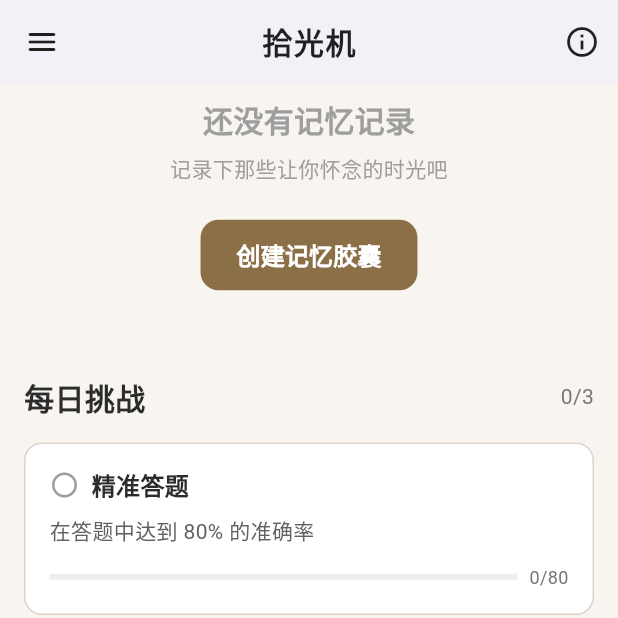
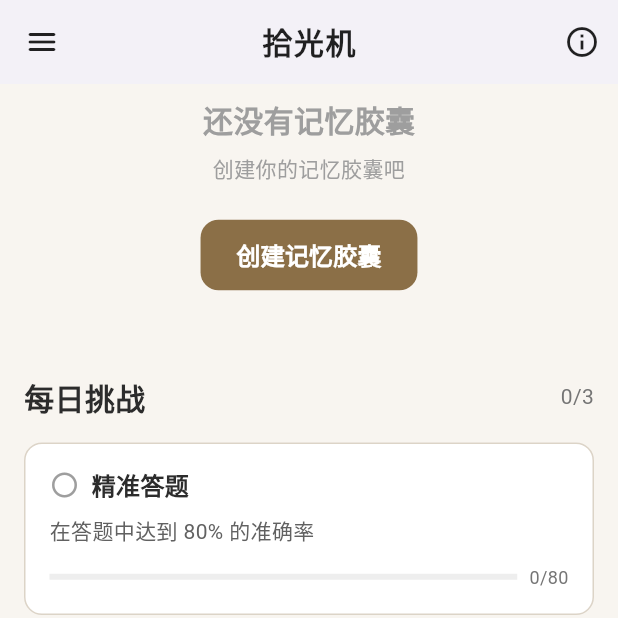
Before and after one commit to Qson8/time_echo, a Flutter app: the EnhancedHomeTab screen opened directly, scrolled down 576 dp, on a phone screen of 412 x 824 dp, the top half of it. Run offline on Flutter 3.47's test engine with Material 3 defaults, Android fonts, the phone set to English and light mode, and no system bars; our stand-ins replace audioplayers, fl_chart, flutter_staggered_animations, qr_flutter, share_plus, shared_preferences and 2 more; accounts and stored records are empty; statements that could not run were skipped.

Commit message:
Feat：回忆修改成记忆胶囊

```diff
--- a/lib/models/memory_record.dart
+++ b/lib/models/memory_record.dart
@@ -1,4 +1,4 @@
-/// 时光回忆数据模型
+/// 记忆胶囊数据模型
 class MemoryRecord {
   final int id;
   final String content;           // 回忆内容
--- a/lib/screens/enhanced_home_screen.dart
+++ b/lib/screens/enhanced_home_screen.dart
@@ -13,10 +13,11 @@
 import 'collection_screen.dart';
 import 'achievement_screen.dart';
 import 'settings_screen.dart';
-import 'memory_capsule_screen.dart';
-import 'memory_capsule_detail_screen.dart';
-import '../services/memory_capsule_service.dart';
-import '../models/memory_capsule.dart';
+import 'memory_screen.dart';
+import 'memory_detail_screen.dart';
+import 'memory_view_screen.dart';
+import '../services/memory_service.dart';
+import '../models/memory_record.dart';
 import 'statistics_screen.dart';
 import 'intelligent_learning_assistant_screen.dart';
 import 'test_record_list_screen.dart';
@@ -330,7 +331,7 @@
                       4,
                       Icons.photo_library_rounded,
                       '记忆胶囊',
-                      '查看记录的记忆',
+                      '查看记录的回忆',
                       onTap: () {
                         Navigator.pop(context);
                         Navigator.push(
@@ -687,17 +688,17 @@
 }
 
 class _EnhancedHomeTabState extends State<EnhancedHomeTab>
-    with TickerProviderStateMixin {
+    with TickerProviderStateMixin, WidgetsBindingObserver {
   late AnimationController _welcomeController;
   late AnimationController _statsController;
   late Animation<double> _welcomeAnimation;
   late Animation<double> _statsAnimation;
-  int _memoryCapsuleRefreshKey = 0; // 用于强制刷新记忆胶囊区域
-  DateTime? _lastMemoryRefreshTime; // 记录最后刷新时间，避免过度刷新
+  int _memoryRefreshKey = 0; // 用于刷新记忆胶囊列表的key
 
   @override
   void initState() {
     super.initState();
+    WidgetsBinding.instance.addObserver(this);
     _welcomeController = AnimationController(
       duration: const Duration(milliseconds: 800),
       vsync: this,
@@ -730,7 +731,26 @@
   }
 
   @override
+  void didChangeAppLifecycleState(AppLifecycleState state) {
+    super.didChangeAppLifecycleState(state);
+    // 当应用从后台返回前台时，刷新记忆胶囊列表
+    if (state == AppLifecycleState.resumed) {
+      _refreshMemories();
+    }
+  }
+
+  /// 刷新记忆胶囊列表
+  void _refreshMemories() {
+    if (mounted) {
+      setState(() {
+        _memoryRefreshKey++;
+      });
+    }
+  }
+
+  @override
   void dispose() {
+    WidgetsBinding.instance.removeObserver(this);
     _welcomeController.dispose();
     _statsController.dispose();
     super.dispose();
@@ -1567,16 +1587,9 @@
 
   /// 构建记忆胶囊区域
   Widget _buildRecentMemoriesSection() {
-    return FutureBuilder<List<MemoryCapsule>>(
-      key: ValueKey<int>(_memoryCapsuleRefreshKey), // 使用key强制刷新
-      future: MemoryCapsuleService().getAllCapsules(forceReload: true).then((capsules) {
-        print('📦 首页加载记忆胶囊: ${capsules.length} 个');
-        // 按创建时间倒序排列
-        final mutableCapsules = List<MemoryCapsule>.from(capsules);
-        mutableCapsules.sort((a, b) => b.createdAt.compareTo(a.createdAt));
-        print('📦 首页记忆胶囊排序后: ${mutableCapsules.length} 个');
-        return mutableCapsules;
-      }),
+    return FutureBuilder<List<MemoryRecord>>(
+      key: ValueKey(_memoryRefreshKey), // 使用key来触发刷新
+      future: MemoryService().getMemoriesSortedByTime(ascending: false),
       builder: (context, snapshot) {
         if (snapshot.connectionState == ConnectionState.waiting) {
           return const SizedBox(
@@ -1622,19 +1635,14 @@
                   GestureDetector(
                     onTap: () async {
                       HapticFeedback.lightImpact();
-                      final result = await Navigator.push(
+                      await Navigator.push(
                         context,
                         MaterialPageRoute(
                           builder: (context) => const MemoryCapsuleScreen(),
                         ),
                       );
-                      // 如果返回true，说明数据有变化，需要刷新
-                      if (result == true && mounted) {
-                        print('🔄 从记忆胶囊页面返回，刷新首页数据...');
-                        setState(() {
-                          _memoryCapsuleRefreshKey++; // 改变key强制刷新FutureBuilder
-                        });
-                      }
+                      // 从记忆胶囊页面返回时刷新列表
+                      _refreshMemories();
                     },
                     child: Row(
                       mainAxisSize: MainAxisSize.min,
@@ -1662,24 +1670,19 @@
 
             if (memories.isEmpty)
               EnhancedUXComponents.buildSmartEmptyState(
-                title: '还没有记忆记录',
-                subtitle: '记录下那些让你怀念的时光吧',
+                title: '还没有记忆胶囊',
+                subtitle: '创建你的记忆胶囊吧',
                 icon: Icons.photo_library_outlined,
                 actionText: '创建记忆胶囊',
                 onAction: () async {
-                  final result = await Navigator.push(
+                  await Navigator.push(
                     context,
                     MaterialPageRoute(
                       builder: (context) => const MemoryCapsuleScreen(),
                     ),
                   );
-                  // 如果返回true，说明创建成功，需要刷新
-                  if (result == true && mounted) {
-                    print('🔄 创建记忆胶囊后返回，刷新首页数据...');
-                    setState(() {
-                      _memoryCapsuleRefreshKey++; // 改变key强制刷新FutureBuilder
-                    });
-                  }
+                  // 从记忆胶囊页面返回时刷新列表
+                  _refreshMemories();
                 },
               )
             else ...[
@@ -1688,19 +1691,14 @@
                 GestureDetector(
                   onTap: () async {
                     HapticFeedback.lightImpact();
-                    final result = await Navigator.push(
+                    await Navigator.push(
                       context,
                       MaterialPageRoute(
                         builder: (context) => const MemoryCapsuleScreen(),
                       ),
                     );
-                    // 如果返回true，说明数据有变化，需要刷新
-                    if (result == true && mounted) {
-                      print('🔄 从记忆胶囊页面返回，刷新首页数据...');
-                      setState(() {
-                        _memoryCapsuleRefreshKey++; // 改变key强制刷新FutureBuilder
-                      });
-                    }
+                    // 从记忆胶囊页面返回时刷新列表
+                    _refreshMemories();
                   },
                   child: Container(
                     margin: const EdgeInsets.only(top: 8),
@@ -1717,7 +1715,7 @@
                       mainAxisAlignment: MainAxisAlignment.center,
                       children: [
                         Text(
-                          '查看更多记忆 (${memories.length}条)',
+                          '查看更多记忆胶囊 (${memories.length}条)',
                           style: TextStyle(
                             fontSize: 14,
                             color: const Color(AppConstants.primaryColor),
@@ -1742,7 +1740,7 @@
   }
 
   /// 构建记忆胶囊卡片
-  Widget _buildMemoryCard(MemoryCapsule capsule) {
+  Widget _buildMemoryCard(MemoryRecord memory) {
     return GestureDetector(
       onTap: () async {
         HapticFeedback.lightImpact();
@@ -2219,7 +2217,7 @@
   void _openMemoryCapsules() async {
     final result = await Navigator.push(
       context,
-      MaterialPageRoute(builder: (context) => const MemoryCapsuleScreen()),
+      MaterialPageRoute(builder: (context) => const MemoryScreen()),
     );
     // 如果返回true，说明数据有变化，需要刷新首页
     if (result == true && mounted) {
--- a/lib/screens/home_screen.dart
+++ b/lib/screens/home_screen.dart
@@ -468,7 +468,7 @@
                 child: _buildQuickStartCard(
                   context,
                   '记忆胶囊',
-                  '记录你的记忆',
+                  '记录你的回忆',
                   Icons.photo_library,
                   () => Navigator.of(context).push(
                     MaterialPageRoute(builder: (context) => const MemoryScreen()),
--- a/lib/screens/memory_screen.dart
+++ b/lib/screens/memory_screen.dart
@@ -7,7 +7,7 @@
 import 'memory_detail_screen.dart';
 import 'memory_view_screen.dart';
 
-/// 时光回忆页面
+/// 记忆胶囊页面
 class MemoryScreen extends StatefulWidget {
   const MemoryScreen({super.key});
 
@@ -83,7 +83,7 @@
   Widget build(BuildContext context) {
     return Scaffold(
       appBar: AppBar(
-        title: const Text('时光回忆'),
+        title: const Text('记忆胶囊'),
         centerTitle: true,
         actions: [
           IconButton(
@@ -159,7 +159,7 @@
             ),
             const SizedBox(height: 24),
             const Text(
-              '时光回忆还是空的',
+              '记忆胶囊还是空的',
               style: TextStyle(
                 fontSize: 20,
                 fontWeight: FontWeight.bold,
--- a/lib/screens/quiz_result_screen.dart
+++ b/lib/screens/quiz_result_screen.dart
@@ -453,8 +453,8 @@
           const SizedBox(height: 12),
           Text(
             hasMemory
-                ? '你已经为这次拾光之旅记录了记忆，可以在记忆胶囊中查看～'
-                : '记录下这段答题带来的记忆吧，让它成为你独特的怀旧档案～',
+                ? '你已经为这次拾光之旅记录了回忆，可以在记忆胶囊中查看～'
+                : '记录下这段答题带来的回忆吧，让它成为你独特的怀旧档案～',
             style: const TextStyle(
               fontSize: 14,
               color: Colors.black87,
@@ -621,7 +621,7 @@
     if (result == true && mounted) {
       ScaffoldMessenger.of(context).showSnackBar(
         const SnackBar(
-          content: Text('记忆已记录到记忆胶囊'),
+          content: Text('回忆已记录到记忆胶囊'),
           backgroundColor: Colors.green,
           duration: Duration(seconds: 2),
         ),
--- a/lib/screens/story_library_screen.dart
+++ b/lib/screens/story_library_screen.dart
@@ -675,7 +675,7 @@
     if (result == true && mounted) {
       ScaffoldMessenger.of(context).showSnackBar(
         const SnackBar(
-          content: Text('记忆已记录到记忆胶囊'),
+          content: Text('回忆已记录到记忆胶囊'),
           backgroundColor: Colors.green,
         ),
       );
--- a/lib/services/app_state_provider.dart
+++ b/lib/services/app_state_provider.dart
@@ -8,6 +8,7 @@
 import '../services/echo_achievement_service.dart';
 import '../services/echo_collection_service.dart';
 import '../services/local_storage_service.dart';
+import '../services/json_storage_service.dart';
 import '../services/question_update_service.dart';
 import '../services/font_size_service.dart';
 import '../services/theme_service.dart';
@@ -1039,7 +1040,11 @@
     try {
       print('🗑️ 开始清除所有数据...');
 
-      // 清除拾光记录
+      // 先清除所有文件（包括记忆胶囊和故事）
+      print('🗑️ 清除所有数据文件（包括记忆胶囊和故事）...');
+      await JsonStorageService().clearAllData();
+
+      // 清除拾光记录（确保内存中的数据也被清除）
       print('🗑️ 清除拾光记录...');
       await _testRecordService.clearAllRecords();
 
--- a/lib/services/json_storage_service.dart
+++ b/lib/services/json_storage_service.dart
@@ -770,6 +770,8 @@
       _achievementsFile,
       _settingsFile,
       _questionUpdateLogFile,
+      _memoriesFile,  // 记忆胶囊文件
+      _storiesFile,   // 故事文件
     ];
 
     for (final file in files) {
--- a/lib/services/memory_service.dart
+++ b/lib/services/memory_service.dart
@@ -1,7 +1,7 @@
 import '../models/memory_record.dart';
 import 'json_storage_service.dart';
 
-/// 时光回忆服务类（使用JSON文件存储）
+/// 记忆胶囊服务类（使用JSON文件存储）
 class MemoryService {
   static final MemoryService _instance = MemoryService._internal();
   factory MemoryService() => _instance;
```
